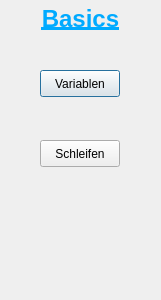
Old version of the form basics.ui in the repository Megamezzomixer/Interactivecplusplus.
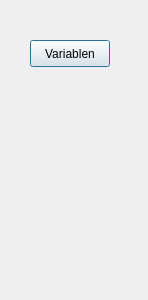
New version of the form.

What changed in the file:
```diff
--- a/basics.ui
+++ b/basics.ui
@@ -6,7 +6,7 @@
    <rect>
     <x>0</x>
     <y>0</y>
-    <width>161</width>
+    <width>148</width>
     <height>300</height>
    </rect>
   </property>
@@ -16,8 +16,8 @@
   <widget class="QPushButton" name="pushButton">
    <property name="geometry">
     <rect>
-     <x>40</x>
-     <y>70</y>
+     <x>30</x>
+     <y>40</y>
      <width>80</width>
      <height>27</height>
     </rect>
@@ -26,32 +26,6 @@
     <string>Variablen</string>
    </property>
   </widget>
-  <widget class="QLabel" name="label">
-   <property name="geometry">
-    <rect>
-     <x>0</x>
-     <y>-1</y>
-     <width>161</width>
-     <height>41</height>
-    </rect>
-   </property>
-   <property name="text">
-    <string>&lt;html&gt;&lt;head/&gt;&lt;body&gt;&lt;p align=&quot;center&quot;&gt;&lt;span style=&quot; font-size:18pt; font-weight:600; text-decoration: underline; color:#00aaff;&quot;&gt;Basics&lt;/span&gt;&lt;/p&gt;&lt;/body&gt;&lt;/html&gt;</string>
-   </property>
-  </widget>
-  <widget class="QPushButton" name="pushButton_2">
-   <property name="geometry">
-    <rect>
-     <x>40</x>
-     <y>140</y>
-     <width>80</width>
-     <height>27</height>
-    </rect>
-   </property>
-   <property name="text">
-    <string>Schleifen</string>
-   </property>
-  </widget>
  </widget>
  <resources/>
  <connections/>
```
Left out of the diff: 2 changed lines with no effect on the pictures.
